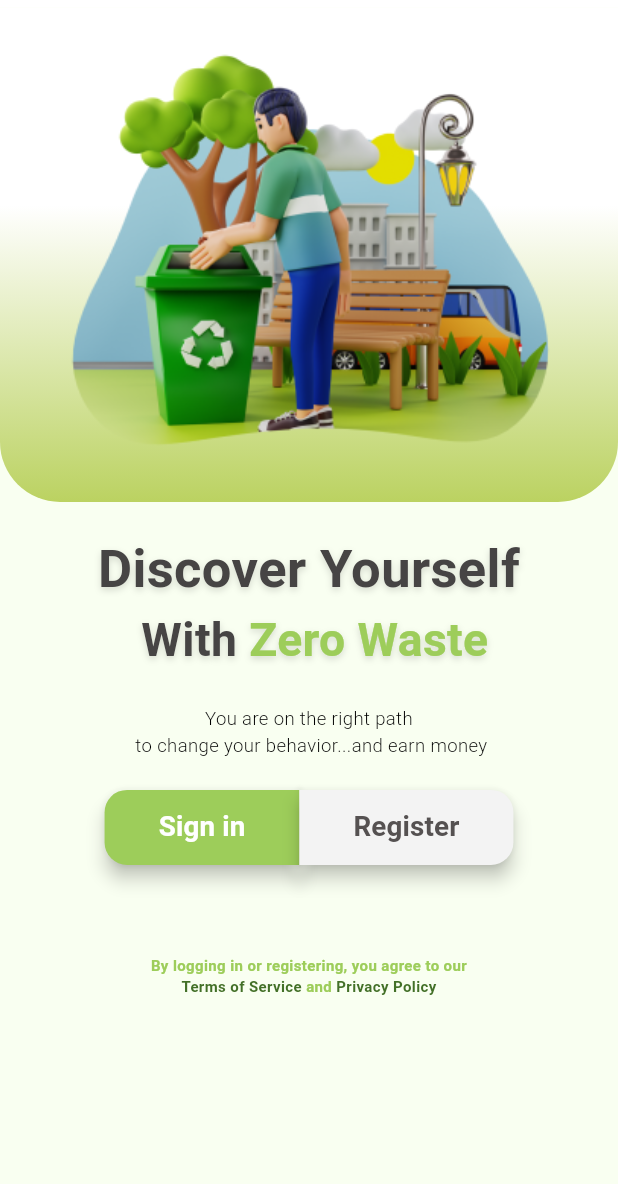
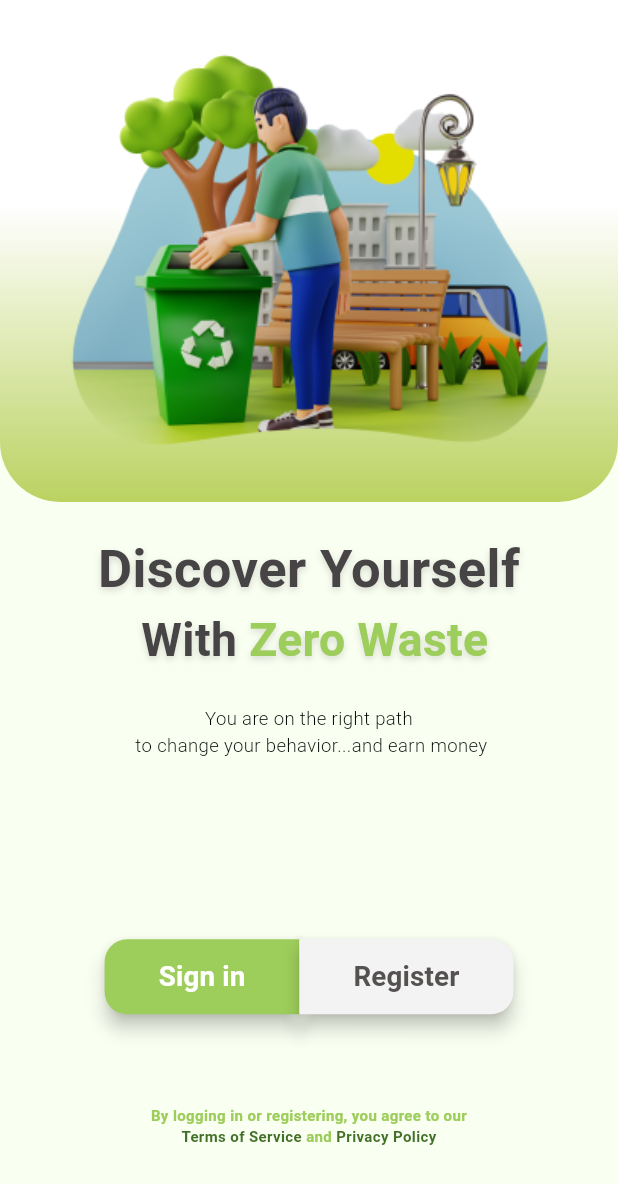
Before and after one commit to Marawanemad/Zero-Waste-App, a Flutter app: the AuthScreen screen opened directly, on a phone screen of 412 x 824 dp. Shown: the top 1184 px of the screen. Run offline on Flutter 3.47's test engine with Material 3 defaults, Android fonts, the phone set to English and light mode, and no system bars; our stand-ins replace dio, flutter_bloc, flutter_svg, icons_plus, shared_preferences, smooth_page_indicator; accounts and stored records are empty; Roboto replaces fonts that are missing (Outfit).

```diff
--- a/lib/modules/authentication/auth_screen.dart
+++ b/lib/modules/authentication/auth_screen.dart
@@ -4,6 +4,7 @@ import 'package:zero_waste_app/modules/authentication/login/login_screen.dart';
 import 'package:zero_waste_app/modules/authentication/register/register_screen.dart';
 import 'package:zero_waste_app/shared/assets.dart';
 import 'package:zero_waste_app/shared/helpers/responsive/context_width_extension.dart';
+import 'package:zero_waste_app/shared/helpers/responsive/responsive_scroll_screen.dart';
 import 'package:zero_waste_app/shared/themes/colors.dart';
 import 'package:zero_waste_app/shared/themes/font_styles.dart';
 import 'package:zero_waste_app/shared/helpers/navigation_helper.dart';
@@ -44,7 +45,7 @@ class _AuthScreenState extends State<AuthScreen> {
       body: AnimatedOpacity(
         opacity: _imageOpacity,
         duration: const Duration(seconds: 1),
-        child: SingleChildScrollView(
+        child: scrollScreenResponsive(
           child: Column(
             children: [
               // Animated opacity for the image
@@ -127,7 +128,7 @@ class _AuthScreenState extends State<AuthScreen> {
                     )
                     .responsive(context),
               ),
-              const SizedBox(height: 20), // Replace Spacer with a SizedBox
+              const Spacer(flex: 2),
               Padding(
                 padding: const EdgeInsets.symmetric(horizontal: 50),
                 child: Row(
@@ -187,6 +188,7 @@ class _AuthScreenState extends State<AuthScreen> {
                   ],
                 ),
               ),
+              const Spacer()
             ],
           ),
         ),
--- a/lib/modules/home/profile/profile_widgets/saved_wallets_row.dart
+++ b/lib/modules/home/profile/profile_widgets/saved_wallets_row.dart
@@ -21,7 +21,7 @@ Widget SavedWalletsRow({
         ),
         const SizedBox(width: 30),
         Text(walletNumber, style: CustomTextStyle.medium14.responsive(context)),
-        const Spacer(),
+        const Spacer(flex: 4),
         IconButton(onPressed: onPressed, icon: icon),
         const Spacer()
       ],
```
